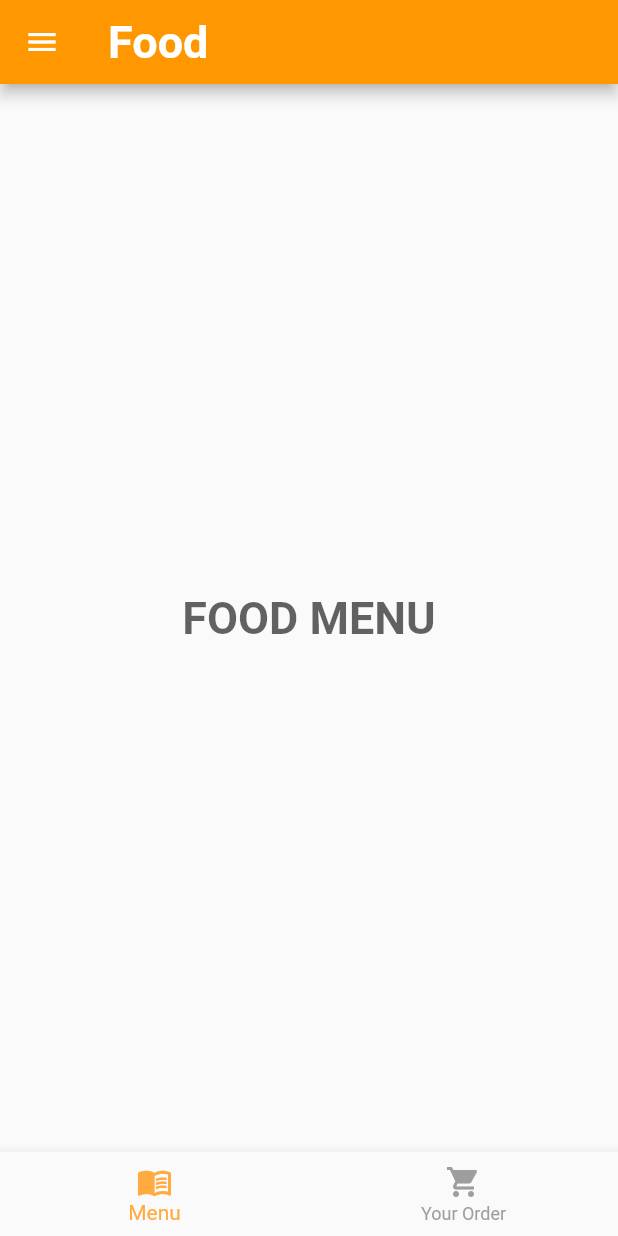
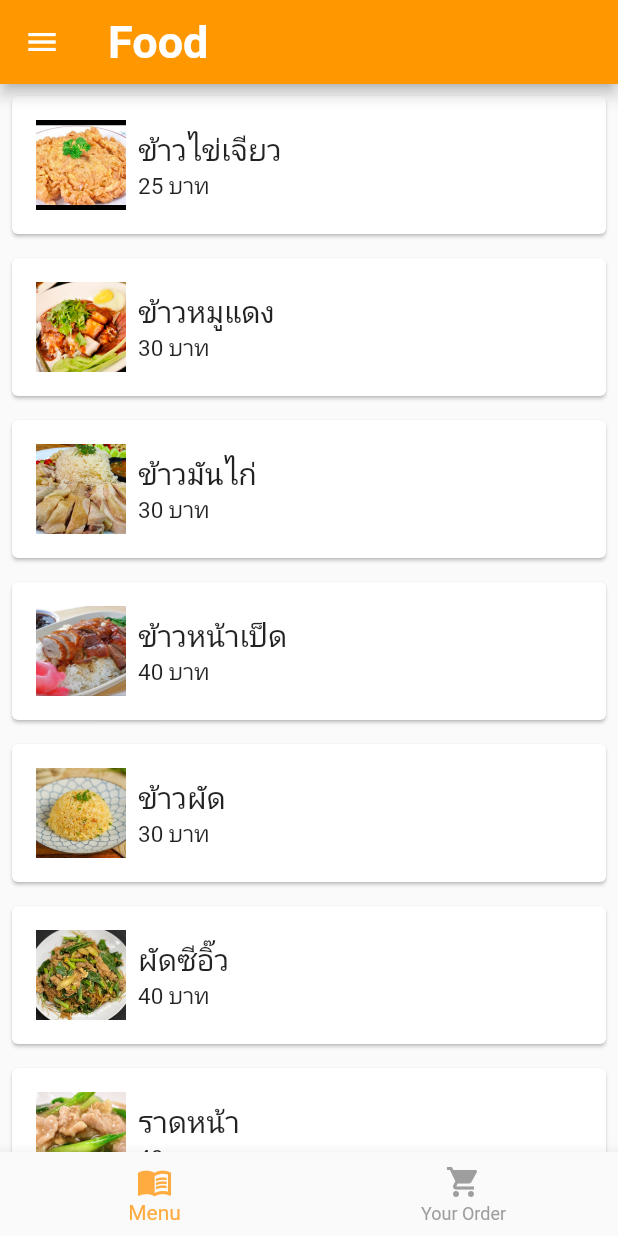
Before and after one commit to NatsuruShizuku/flutter_food2, a Flutter app: the HomePage screen opened by its route, on a phone screen of 412 x 824 dp. Run offline on Flutter 3.47's test engine with Material 2 defaults, Android fonts, the phone set to English and light mode, and no system bars; our stand-ins replace google_fonts.

Commit message:
flutterfoodApp2

```diff
--- a/lib/main.dart
+++ b/lib/main.dart
@@ -1,4 +1,5 @@
 import 'package:flutter/material.dart';
+import 'package:flutter_food/pages/food/food_details.dart';
 import 'package:flutter_food/pages/home/home_page.dart';
 import 'package:flutter_food/pages/login/login_page.dart';
 
@@ -30,6 +31,7 @@ class MyApp extends StatelessWidget {
       routes: {
         LoginPage.routeName:(context)=> const LoginPage(),
         HomePage.routeName:(context)=> const HomePage(),
+        FoodDetail.routeName:(context)=> const FoodDetail(),
       },
       initialRoute: LoginPage.routeName,
     );
--- /dev/null
+++ b/lib/models/food_item.dart
@@ -0,0 +1,16 @@
+class FoodItem {
+  final int id ;
+  final String name;
+  final int price ;
+  final String image;
+
+  FoodItem({
+    required this.id,
+    required this.name,
+    required this.price,
+    required this.image,
+  });
+  String toString(){
+    return '$id : $name ราคา $price บาท' ;
+  }
+}
--- /dev/null
+++ b/lib/pages/food/food_details.dart
@@ -0,0 +1,38 @@
+import 'package:flutter/cupertino.dart';
+import 'package:flutter/material.dart';
+import 'package:flutter_food/models/food_item.dart';
+import 'package:google_fonts/google_fonts.dart';
+
+class FoodDetail extends StatelessWidget {
+  const FoodDetail({Key? key}) : super(key: key);
+  static const routeName = '/detailpage';
+
+  @override
+  Widget build(BuildContext context) {
+    var items = ModalRoute.of(context)!.settings.arguments as FoodItem;
+    return Scaffold(
+      appBar: AppBar(title: Text(items.name),backgroundColor: Colors.purple,),
+      body: Container(
+      child: Column(
+      crossAxisAlignment: CrossAxisAlignment.stretch,
+      mainAxisAlignment: MainAxisAlignment.start,
+      children: [
+    Image.asset('assets/images/${items.image}',
+      fit: BoxFit.fill,
+    ),
+        Padding(
+          padding: const EdgeInsets.all(12.0),
+          child: Column(
+            crossAxisAlignment: CrossAxisAlignment.start,
+            children: [
+              Text('ชื่อเมนู: ${items.name}',style: GoogleFonts.prompt(fontSize: 20.0),),
+              Text('ราคา: ${items.price} บาท',style: GoogleFonts.prompt(fontSize: 20.0),),
+            ],
+          ),
+        ),
+      ],
+      ),
+      ),
+    );
+  }
+}
--- /dev/null
+++ b/lib/pages/food/food_list_page.dart
@@ -0,0 +1,71 @@
+import 'package:flutter/material.dart';
+import 'package:flutter_food/models/food_item.dart';
+import 'package:flutter_food/pages/food/food_details.dart';
+
+class FoodListpage extends StatefulWidget {
+  const FoodListpage({Key? key}) : super(key: key);
+
+  @override
+  _FoodListpageState createState() => _FoodListpageState();
+}
+
+class _FoodListpageState extends State<FoodListpage> {
+  var items = [
+    FoodItem(id: 1, name: "ข้าวไข่เจียว", price: 25, image: 'kaijeaw.jpg'),
+    FoodItem(id: 2, name: "ข้าวหมูแดง", price: 30, image: 'mhoodang.jpg'),
+    FoodItem(id: 3, name: "ข้าวมันไก่", price: 30, image: 'munkai.jpg'),
+    FoodItem(id: 4, name: "ข้าวหน้าเป็ด", price: 40, image: 'naped.jpg'),
+    FoodItem(id: 5, name: "ข้าวผัด", price: 30, image: 'padkai.jpg'),
+    FoodItem(id: 6, name: "ผัดซีอิ๊ว", price: 40, image: 'pad_see_eew.jpg'),
+    FoodItem(id: 7, name: "ราดหน้า", price: 40, image: 'radna.jpg'),
+    FoodItem(id: 8, name: "ผัดไทย", price: 40, image: 'Padthai.jpg'),
+    FoodItem(id: 9, name: "หอยทอด", price: 50, image: 'hoytodd.jpg'),
+  ];
+
+  @override
+  Widget build(BuildContext context) {
+    return Container(
+      child: ListView.builder(
+        itemCount: items.length,
+        itemBuilder: (BuildContext context, int index) {
+          var item = items[index];
+
+          return Card(
+            margin: const EdgeInsets.all(8.0),
+            child: InkWell(
+              onTap: (){
+                Navigator.pushNamed(context, FoodDetail.routeName,
+                  arguments: item,
+                );
+              },
+              child: Padding(
+                padding: const EdgeInsets.all(16.0),
+                child: Row(
+                  children: [
+                    Image.asset(
+                      'assets/images/${item.image}',
+                      width: 60.0,
+                      height: 60.0,
+                      fit: BoxFit.cover,
+                    ),
+                    SizedBox(width: 8.0),
+                    Column(
+                      crossAxisAlignment: CrossAxisAlignment.start,
+                      children: [
+                        Text(
+                          item.name,
+                          style: TextStyle(fontSize: 20.0),
+                        ),
+                        Text('${item.price} บาท',style: TextStyle(fontSize: 15.0,)),
+                      ],
+                    ),
+                  ],
+                ),
+              ),
+            ),
+          );
+        },
+      ),
+    );
+  }
+}
--- a/lib/pages/home/home_page.dart
+++ b/lib/pages/home/home_page.dart
@@ -1,5 +1,6 @@
 import 'package:flutter/cupertino.dart';
 import 'package:flutter/material.dart';
+import 'package:flutter_food/pages/food/food_list_page.dart';
 import 'package:flutter_food/pages/login/login_page.dart';
 
 class HomePage extends StatefulWidget {
@@ -231,7 +232,7 @@ class _FoodPageState extends State<FoodPage> {
   Widget _bulidSubPage() {
     switch (_selectedBottomNavIndex) {
       case 0:
-        return FoodListPage();
+        return FoodListpage();
       case 1:
         return OrderPage()
         ;
@@ -242,31 +243,6 @@ class _FoodPageState extends State<FoodPage> {
   }
 }
 
-class FoodListPage extends StatelessWidget {
-  const FoodListPage({Key? key}) : super(key: key);
-
-  @override
-  Widget build(BuildContext context) {
-    return Scaffold(
-      body: Container(
-        child: Center(
-          child: Opacity(
-            opacity: 0.7,
-            child: Column(
-              mainAxisAlignment: MainAxisAlignment.center,
-              children: [
-                Text(
-                  'FOOD MENU',
-                  style: TextStyle(fontSize: 30.0, fontWeight: FontWeight.bold),
-                ),
-              ],
-            ),
-          ),
-        ),
-      ),
-    );
-  }
-}
 class OrderPage extends StatelessWidget {
   const OrderPage({Key? key}) : super(key: key);
 
--- a/pubspec.yaml
+++ b/pubspec.yaml
@@ -23,6 +23,7 @@ environment:
 dependencies:
   flutter:
     sdk: flutter
+  google_fonts: ^2.1.0
 
 
   # The following adds the Cupertino Icons font to your application.
```
Also changed, not shown: assets/images/Padthai.jpg (added), assets/images/hoytodd.jpg (added), assets/images/kaijeaw.jpg (added), assets/images/mhoodang.jpg (added), assets/images/munkai.jpg (added), assets/images/naped.jpg (added), assets/images/pad_see_eew.jpg (added), assets/images/padkai.jpg (added), assets/images/radna.jpg (added), pubspec.lock.
